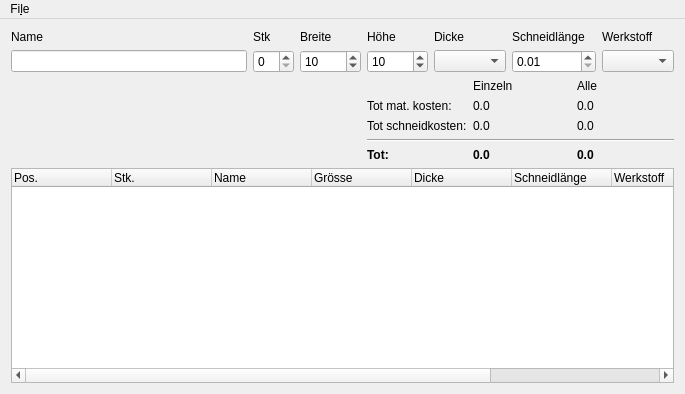
The window that SuperCalculator/Source/src/MainWindow.ui (domi4484/ZumMaschine) describes before a commit, drawn with Qt 5.
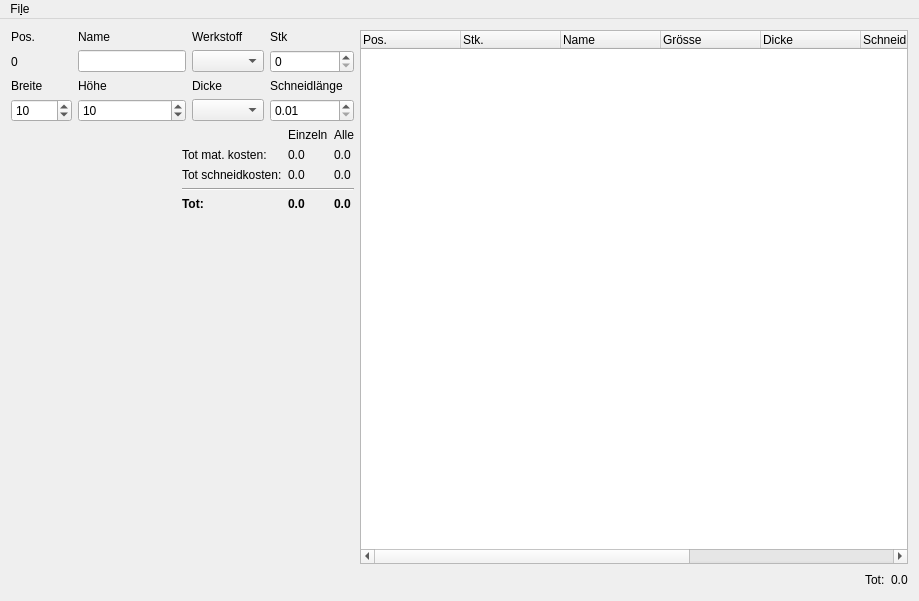
The same window after the commit.

The edit to the form file:
```diff
--- a/SuperCalculator/Source/src/MainWindow.ui
+++ b/SuperCalculator/Source/src/MainWindow.ui
@@ -6,168 +6,16 @@
    <rect>
     <x>0</x>
     <y>0</y>
-    <width>685</width>
-    <height>394</height>
+    <width>919</width>
+    <height>601</height>
    </rect>
   </property>
   <property name="windowTitle">
    <string>Drawings Mirror</string>
   </property>
   <widget class="QWidget" name="centralWidget">
-   <layout class="QGridLayout" name="gridLayout">
-    <item row="0" column="0">
-     <widget class="QLabel" name="label">
-      <property name="text">
-       <string>Name</string>
-      </property>
-     </widget>
-    </item>
-    <item row="1" column="0">
-     <widget class="QLineEdit" name="lineEdit"/>
-    </item>
-    <item row="0" column="2">
-     <widget class="QLabel" name="label_2">
-      <property name="text">
-       <string>Breite</string>
-      </property>
-     </widget>
-    </item>
-    <item row="0" column="3">
-     <widget class="QLabel" name="label_3">
-      <property name="text">
-       <string>Höhe</string>
-      </property>
-     </widget>
-    </item>
-    <item row="0" column="5">
-     <widget class="QLabel" name="label_5">
-      <property name="text">
-       <string>Schneidlänge</string>
-      </property>
-     </widget>
-    </item>
-    <item row="1" column="2">
-     <widget class="QDoubleSpinBox" name="m_QDoubleSpinBox_Width">
-      <property name="decimals">
-       <number>0</number>
-      </property>
-      <property name="minimum">
-       <double>1.000000000000000</double>
-      </property>
-      <property name="maximum">
-       <double>10000.000000000000000</double>
-      </property>
-      <property name="value">
-       <double>10.000000000000000</double>
-      </property>
-     </widget>
-    </item>
-    <item row="0" column="4">
-     <widget class="QLabel" name="label_4">
-      <property name="text">
-       <string>Dicke</string>
-      </property>
-     </widget>
-    </item>
-    <item row="1" column="3">
-     <widget class="QDoubleSpinBox" name="m_QDoubleSpinBox_Height">
-      <property name="decimals">
-       <number>0</number>
-      </property>
-      <property name="minimum">
-       <double>1.000000000000000</double>
-      </property>
-      <property name="maximum">
-       <double>10000.000000000000000</double>
-      </property>
-      <property name="value">
-       <double>10.000000000000000</double>
-      </property>
-     </widget>
-    </item>
-    <item row="3" column="0" colspan="7">
-     <widget class="QTreeWidget" name="m_QTreeWidget">
-      <column>
-       <property name="text">
-        <string>Pos.</string>
-       </property>
-      </column>
-      <column>
-       <property name="text">
-        <string>Stk.</string>
-       </property>
-      </column>
-      <column>
-       <property name="text">
-        <string>Name</string>
-       </property>
-      </column>
-      <column>
-       <property name="text">
-        <string>Grösse</string>
-       </property>
-      </column>
-      <column>
-       <property name="text">
-        <string>Dicke</string>
-       </property>
-      </column>
-      <column>
-       <property name="text">
-        <string>Schneidlänge</string>
-       </property>
-      </column>
-      <column>
-       <property name="text">
-        <string>Werkstoff</string>
-       </property>
-      </column>
-      <column>
-       <property name="text">
-        <string>Preis</string>
-       </property>
-      </column>
-      <column>
-       <property name="text">
-        <string>Preis Tot</string>
-       </property>
-      </column>
-     </widget>
-    </item>
-    <item row="1" column="6">
-     <widget class="QComboBox" name="m_QComboBox_Material"/>
-    </item>
-    <item row="0" column="6">
-     <widget class="QLabel" name="label_6">
-      <property name="text">
-       <string>Werkstoff</string>
-      </property>
-     </widget>
-    </item>
-    <item row="0" column="1">
-     <widget class="QLabel" name="label_7">
-      <property name="text">
-       <string>Stk</string>
-      </property>
-     </widget>
-    </item>
-    <item row="1" column="5">
-     <widget class="QDoubleSpinBox" name="m_QDoubleSpinBox_CutLength">
-      <property name="minimum">
-       <double>0.010000000000000</double>
-      </property>
-      <property name="maximum">
-       <double>900000.000000000000000</double>
-      </property>
-     </widget>
-    </item>
+   <layout class="QGridLayout" name="gridLayout" columnstretch="0,0,0,0,0,0,0,0,0,2">
     <item row="1" column="1">
-     <widget class="QSpinBox" name="m_QSpinBox_Pieces"/>
-    </item>
-    <item row="1" column="4">
-     <widget class="QComboBox" name="m_QComboBox_Thickness"/>
-    </item>
-    <item row="2" column="3" colspan="4">
      <layout class="QGridLayout" name="gridLayout_2">
       <item row="1" column="0">
        <widget class="QLabel" name="label_10">
@@ -273,6 +121,233 @@
       </item>
      </layout>
     </item>
+    <item row="2" column="1">
+     <spacer name="verticalSpacer">
+      <property name="orientation">
+       <enum>Qt::Vertical</enum>
+      </property>
+      <property name="sizeHint" stdset="0">
+       <size>
+        <width>20</width>
+        <height>40</height>
+       </size>
+      </property>
+     </spacer>
+    </item>
+    <item row="0" column="9" rowspan="3">
+     <layout class="QGridLayout" name="gridLayout_3">
+      <item row="1" column="2">
+       <widget class="QLabel" name="label_12">
+        <property name="text">
+         <string>0.0</string>
+        </property>
+       </widget>
+      </item>
+      <item row="1" column="1">
+       <widget class="QLabel" name="label_11">
+        <property name="text">
+         <string>Tot:</string>
+        </property>
+       </widget>
+      </item>
+      <item row="1" column="0">
+       <spacer name="horizontalSpacer_2">
+        <property name="orientation">
+         <enum>Qt::Horizontal</enum>
+        </property>
+        <property name="sizeHint" stdset="0">
+         <size>
+          <width>40</width>
+          <height>20</height>
+         </size>
+        </property>
+       </spacer>
+      </item>
+      <item row="0" column="0" colspan="3">
+       <widget class="QTreeWidget" name="m_QTreeWidget">
+        <column>
+         <property name="text">
+          <string>Pos.</string>
+         </property>
+        </column>
+        <column>
+         <property name="text">
+          <string>Stk.</string>
+         </property>
+        </column>
+        <column>
+         <property name="text">
+          <string>Name</string>
+         </property>
+        </column>
+        <column>
+         <property name="text">
+          <string>Grösse</string>
+         </property>
+        </column>
+        <column>
+         <property name="text">
+          <string>Dicke</string>
+         </property>
+        </column>
+        <column>
+         <property name="text">
+          <string>Schneidlänge</string>
+         </property>
+        </column>
+        <column>
+         <property name="text">
+          <string>Werkstoff</string>
+         </property>
+        </column>
+        <column>
+         <property name="text">
+          <string>Preis</string>
+         </property>
+        </column>
+        <column>
+         <property name="text">
+          <string>Preis Tot</string>
+         </property>
+        </column>
+       </widget>
+      </item>
+     </layout>
+    </item>
+    <item row="1" column="0">
+     <spacer name="horizontalSpacer">
+      <property name="orientation">
+       <enum>Qt::Horizontal</enum>
+      </property>
+      <property name="sizeHint" stdset="0">
+       <size>
+        <width>40</width>
+        <height>20</height>
+       </size>
+      </property>
+     </spacer>
+    </item>
+    <item row="0" column="0" colspan="2">
+     <layout class="QGridLayout" name="gridLayout_4">
+      <item row="1" column="1">
+       <widget class="QLineEdit" name="lineEdit"/>
+      </item>
+      <item row="2" column="1">
+       <widget class="QLabel" name="label_3">
+        <property name="text">
+         <string>Höhe</string>
+        </property>
+       </widget>
+      </item>
+      <item row="1" column="2">
+       <widget class="QComboBox" name="m_QComboBox_Material"/>
+      </item>
+      <item row="1" column="0">
+       <widget class="QLabel" name="label_14">
+        <property name="text">
+         <string>0</string>
+        </property>
+       </widget>
+      </item>
+      <item row="1" column="3">
+       <widget class="QSpinBox" name="m_QSpinBox_Pieces"/>
+      </item>
+      <item row="0" column="1">
+       <widget class="QLabel" name="label">
+        <property name="text">
+         <string>Name</string>
+        </property>
+       </widget>
+      </item>
+      <item row="2" column="3">
+       <widget class="QLabel" name="label_5">
+        <property name="text">
+         <string>Schneidlänge</string>
+        </property>
+       </widget>
+      </item>
+      <item row="2" column="2">
+       <widget class="QLabel" name="label_4">
+        <property name="text">
+         <string>Dicke</string>
+        </property>
+       </widget>
+      </item>
+      <item row="0" column="0">
+       <widget class="QLabel" name="label_13">
+        <property name="text">
+         <string>Pos.</string>
+        </property>
+       </widget>
+      </item>
+      <item row="2" column="0">
+       <widget class="QLabel" name="label_2">
+        <property name="text">
+         <string>Breite</string>
+        </property>
+       </widget>
+      </item>
+      <item row="0" column="2">
+       <widget class="QLabel" name="label_6">
+        <property name="text">
+         <string>Werkstoff</string>
+        </property>
+       </widget>
+      </item>
+      <item row="0" column="3">
+       <widget class="QLabel" name="label_7">
+        <property name="text">
+         <string>Stk</string>
+        </property>
+       </widget>
+      </item>
+      <item row="3" column="0">
+       <widget class="QDoubleSpinBox" name="m_QDoubleSpinBox_Width">
+        <property name="decimals">
+         <number>0</number>
+        </property>
+        <property name="minimum">
+         <double>1.000000000000000</double>
+        </property>
+        <property name="maximum">
+         <double>10000.000000000000000</double>
+        </property>
+        <property name="value">
+         <double>10.000000000000000</double>
+        </property>
+       </widget>
+      </item>
+      <item row="3" column="1">
+       <widget class="QDoubleSpinBox" name="m_QDoubleSpinBox_Height">
+        <property name="decimals">
+         <number>0</number>
+        </property>
+        <property name="minimum">
+         <double>1.000000000000000</double>
+        </property>
+        <property name="maximum">
+         <double>10000.000000000000000</double>
+        </property>
+        <property name="value">
+         <double>10.000000000000000</double>
+        </property>
+       </widget>
+      </item>
+      <item row="3" column="2">
+       <widget class="QComboBox" name="m_QComboBox_Thickness"/>
+      </item>
+      <item row="3" column="3">
+       <widget class="QDoubleSpinBox" name="m_QDoubleSpinBox_CutLength">
+        <property name="minimum">
+         <double>0.010000000000000</double>
+        </property>
+        <property name="maximum">
+         <double>900000.000000000000000</double>
+        </property>
+       </widget>
+      </item>
+     </layout>
+    </item>
    </layout>
   </widget>
   <widget class="QMenuBar" name="menuBar">
@@ -280,8 +355,8 @@
     <rect>
      <x>0</x>
      <y>0</y>
-     <width>685</width>
-     <height>19</height>
+     <width>919</width>
+     <height>25</height>
     </rect>
    </property>
    <widget class="QMenu" name="menuFile">
```
Left out of the diff: 10 changed lines with no effect on the pictures.
